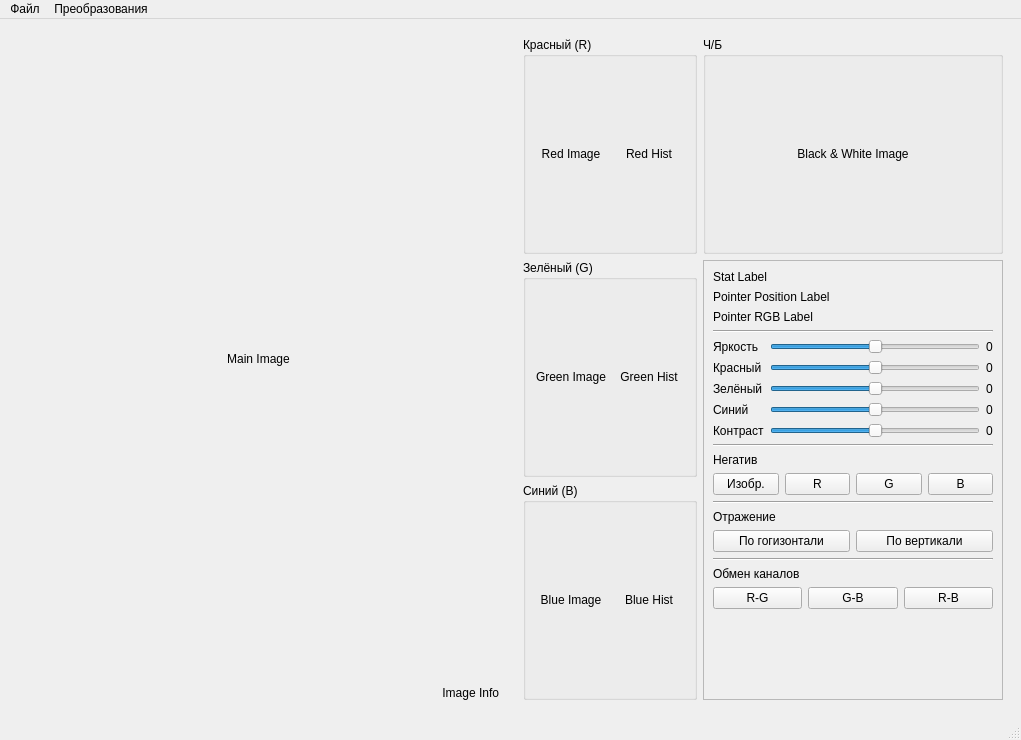
aleksarki/paint.ru, file main.ui: the form before one commit.
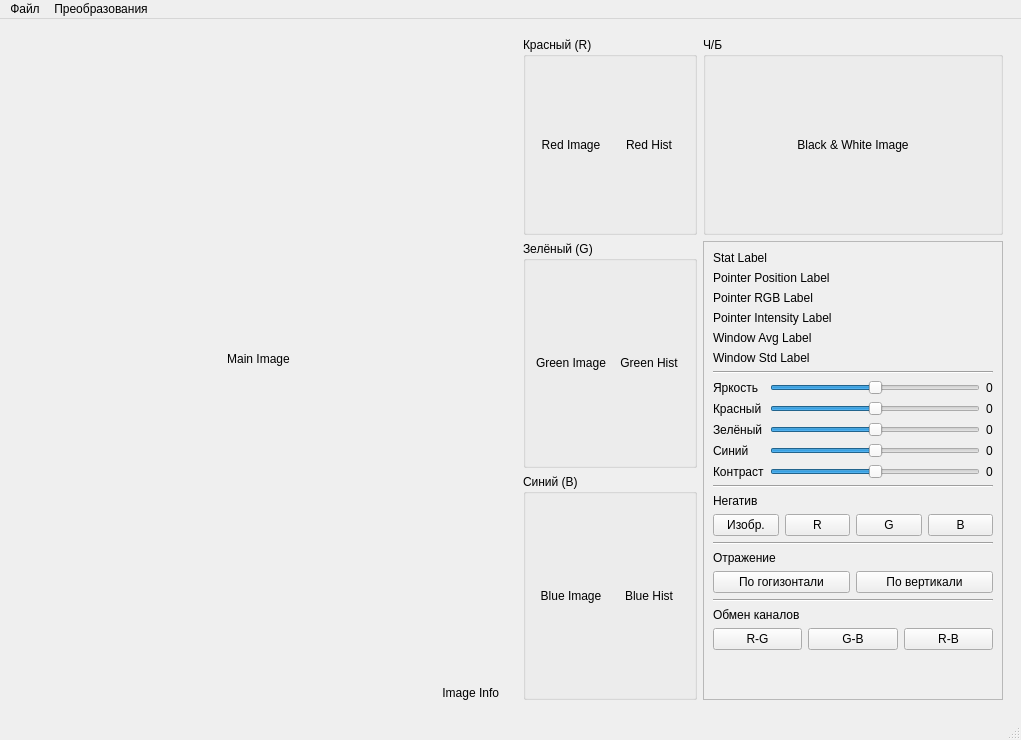
The form after the commit. Custom widgets are drawn as their Qt base class.

Commit message: showing window stats

Diff of the .ui file:
```diff
--- a/main.ui
+++ b/main.ui
@@ -186,6 +186,27 @@
             </property>
            </widget>
           </item>
+          <item>
+           <widget class="QLabel" name="pointerIntensityLabel">
+            <property name="text">
+             <string>Pointer Intensity Label</string>
+            </property>
+           </widget>
+          </item>
+          <item>
+           <widget class="QLabel" name="windowAverageLabel">
+            <property name="text">
+             <string>Window Avg Label</string>
+            </property>
+           </widget>
+          </item>
+          <item>
+           <widget class="QLabel" name="windowStdDevLabel">
+            <property name="text">
+             <string>Window Std Label</string>
+            </property>
+           </widget>
+          </item>
           <item>
            <widget class="Line" name="line">
             <property name="orientation">
```
The commit also changes 3 other files.
